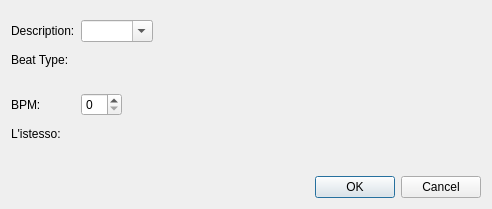
Old version of the form source/dialogs/tempomarkerdialog.ui in the repository powertab/powertabeditor.
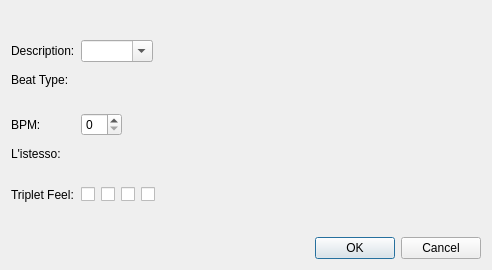
New version of the form. Icons and pictures are not drawn.

Commit message: Add triplet feel checkboxes to the Tempo Marker dialog.

```diff
--- a/source/dialogs/tempomarkerdialog.ui
+++ b/source/dialogs/tempomarkerdialog.ui
@@ -7,7 +7,7 @@
     <x>0</x>
     <y>0</y>
     <width>489</width>
-    <height>209</height>
+    <height>270</height>
    </rect>
   </property>
   <property name="windowTitle">
@@ -540,6 +540,88 @@
        </item>
       </layout>
      </item>
+     <item row="4" column="0">
+      <widget class="QLabel" name="tripletFeelLabel">
+       <property name="text">
+        <string>Triplet Feel:</string>
+       </property>
+      </widget>
+     </item>
+     <item row="4" column="1">
+      <layout class="QHBoxLayout" name="horizontalLayout_3">
+       <item>
+        <widget class="QCheckBox" name="tripletFeel8thCheckBox">
+         <property name="text">
+          <string/>
+         </property>
+         <property name="icon">
+          <iconset resource="../build/resources.qrc">
+           <normaloff>:/images/triplet_feel_eighth.png</normaloff>:/images/triplet_feel_eighth.png</iconset>
+         </property>
+         <property name="iconSize">
+          <size>
+           <width>48</width>
+           <height>48</height>
+          </size>
+         </property>
+         <property name="checked">
+          <bool>false</bool>
+         </property>
+        </widget>
+       </item>
+       <item>
+        <widget class="QCheckBox" name="tripletFeel8thOffCheckBox">
+         <property name="text">
+          <string/>
+         </property>
+         <property name="icon">
+          <iconset resource="../build/resources.qrc">
+           <normaloff>:/images/triplet_feel_eighth_off.png</normaloff>:/images/triplet_feel_eighth_off.png</iconset>
+         </property>
+         <property name="iconSize">
+          <size>
+           <width>48</width>
+           <height>48</height>
+          </size>
+         </property>
+        </widget>
+       </item>
+       <item>
+        <widget class="QCheckBox" name="tripletFeel16thCheckBox">
+         <property name="text">
+          <string/>
+         </property>
+         <property name="icon">
+          <iconset resource="../build/resources.qrc">
+           <normaloff>:/images/triplet_feel_sixteenth.png</normaloff>:/images/triplet_feel_sixteenth.png</iconset>
+         </property>
+         <property name="iconSize">
+          <size>
+           <width>48</width>
+           <height>48</height>
+          </size>
+         </property>
+        </widget>
+       </item>
+       <item>
+        <widget class="QCheckBox" name="tripletFeel16thOffCheckBox">
+         <property name="text">
+          <string/>
+         </property>
+         <property name="icon">
+          <iconset resource="../build/resources.qrc">
+           <normaloff>:/images/triplet_feel_sixteenth_off.png</normaloff>:/images/triplet_feel_sixteenth_off.png</iconset>
+         </property>
+         <property name="iconSize">
+          <size>
+           <width>48</width>
+           <height>48</height>
+          </size>
+         </property>
+        </widget>
+       </item>
+      </layout>
+     </item>
     </layout>
    </item>
    <item>
```
The commit also changes 5 other files.
